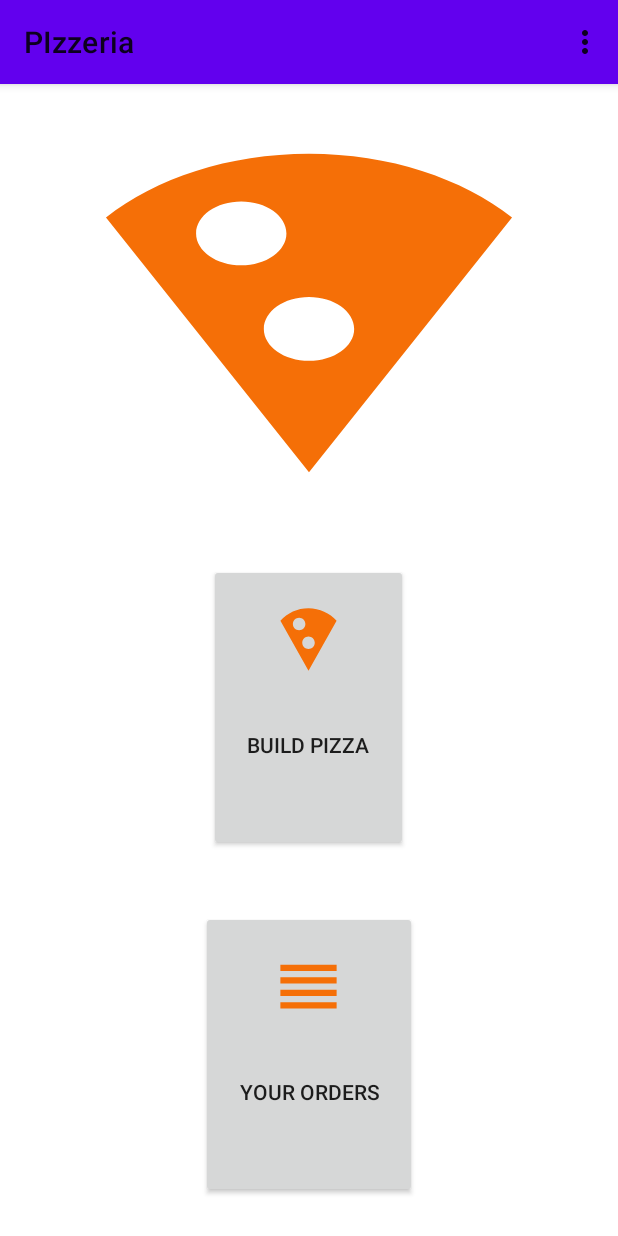
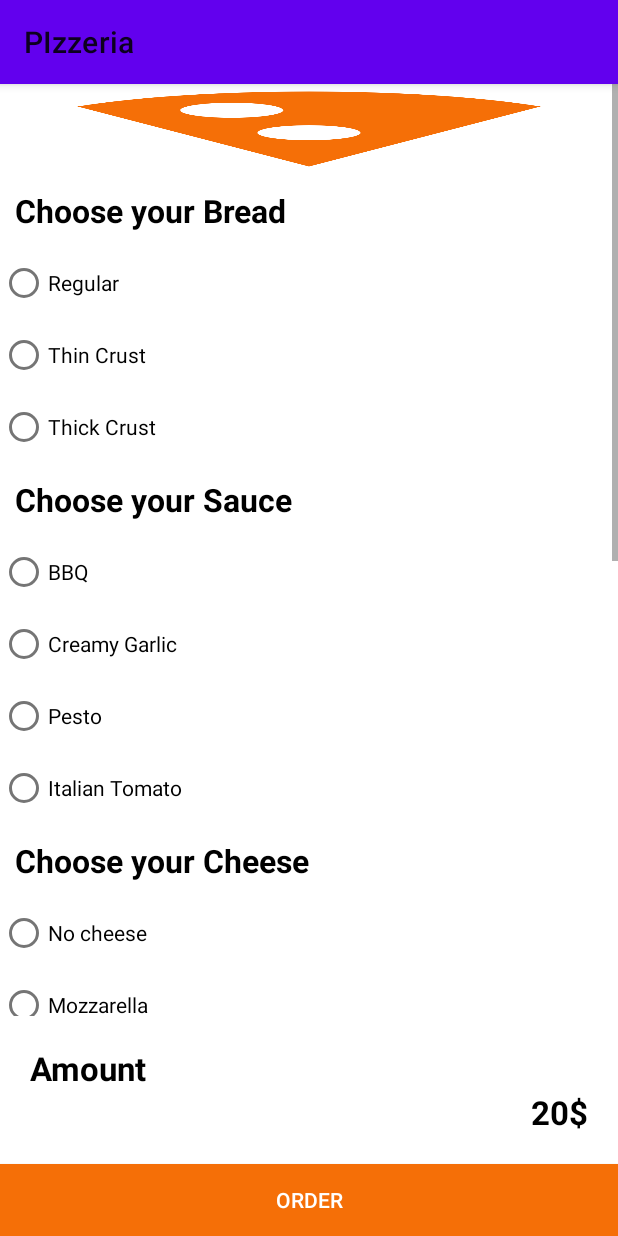
Before and after one commit to NavalSharma7/AndroidFinalProject, an Android app: the screen it shows after launch (MainActivity before the commit, BuildPizzaActivity after it), after a tap on "BUILD PIZZA", on a phone screen of 412 x 824 dp. Run offline under Robolectric (Android 15) with nearby library versions, the phone set to English and light mode, and no system bars.

Commit message:
Build pizza screen created, color and drawables added
Build pizza screen created with option to choose cheese bread sauce and toppings,toolbar removed, color and drawables added

```diff
--- a/app/src/main/java/com/example/pizzeria/MainActivity.java
+++ b/app/src/main/java/com/example/pizzeria/MainActivity.java
@@ -3,6 +3,7 @@ package com.example.pizzeria;
 import android.content.Intent;
 import android.os.Bundle;
 
+import com.example.pizzeria.datamodel.BuildPizzaActivity;
 import com.google.android.material.floatingactionbutton.FloatingActionButton;
 import com.google.android.material.snackbar.Snackbar;
 
@@ -57,7 +58,9 @@ public class MainActivity extends AppCompatActivity {
         pizzaBtn.setOnClickListener(new View.OnClickListener() {
             @Override
             public void onClick(View v) {
-
+                // call the order detail activity
+                Intent intent = new Intent(MainActivity.this, BuildPizzaActivity.class);
+                startActivity(intent);
             }
         });
 
@@ -65,6 +68,7 @@ public class MainActivity extends AppCompatActivity {
         ordersBtn.setOnClickListener(new View.OnClickListener() {
             @Override
             public void onClick(View v) {
+                // call the order list activity
                 Intent intent = new Intent(MainActivity.this, OrderListActivity.class);
                 startActivity(intent);
             }
--- a/app/src/main/java/com/example/pizzeria/OrderListActivity.java
+++ b/app/src/main/java/com/example/pizzeria/OrderListActivity.java
@@ -48,5 +48,6 @@ public class OrderListActivity extends AppCompatActivity implements OrderListAda
     public void onClickItem(OrderInfo info) {
         // sends the user to Order detail activity
 
+
     }
 }
--- /dev/null
+++ b/app/src/main/java/com/example/pizzeria/datamodel/BuildPizzaActivity.java
@@ -0,0 +1,36 @@
+
+package com.example.pizzeria.datamodel;
+
+import androidx.appcompat.app.AppCompatActivity;
+
+import android.content.Intent;
+import android.os.Bundle;
+import android.view.View;
+
+import com.example.pizzeria.OrderListActivity;
+import com.example.pizzeria.R;
+
+public class BuildPizzaActivity extends AppCompatActivity {
+
+    @Override
+    protected void onCreate(Bundle savedInstanceState) {
+        super.onCreate(savedInstanceState);
+        setContentView(R.layout.activity_build_pizza);
+        init();
+        initListeners();
+    }
+    private void init(){
+
+    }
+
+    private void initListeners(){
+        findViewById(R.id.btn_order).setOnClickListener(new View.OnClickListener() {
+            @Override
+            public void onClick(View v) {
+                Intent intent = new Intent(BuildPizzaActivity.this, OrderListActivity.class);
+                startActivity(intent);
+            }
+        });
+    }
+
+}
--- a/app/src/main/res/drawable/ic_baseline_local_pizza_24.xml
+++ b/app/src/main/res/drawable/ic_baseline_local_pizza_24.xml
@@ -1,5 +1,5 @@
-<vector android:height="50dp" android:tint="#F56F07"
+<vector android:height="60dp" android:tint="#F56F07"
     android:viewportHeight="24" android:viewportWidth="24"
-    android:width="50dp" xmlns:android="http://schemas.android.com/apk/res/android">
+    android:width="60dp" xmlns:android="http://schemas.android.com/apk/res/android">
     <path android:fillColor="@android:color/white" android:pathData="M12,2C8.43,2 5.23,3.54 3.01,6L12,22l8.99,-16C18.78,3.55 15.57,2 12,2zM7,7c0,-1.1 0.9,-2 2,-2s2,0.9 2,2 -0.9,2 -2,2 -2,-0.9 -2,-2zM12,15c-1.1,0 -2,-0.9 -2,-2s0.9,-2 2,-2 2,0.9 2,2 -0.9,2 -2,2z"/>
 </vector>
--- /dev/null
+++ b/app/src/main/res/layout/activity_build_pizza.xml
@@ -0,0 +1,275 @@
+<?xml version="1.0" encoding="utf-8"?>
+<RelativeLayout xmlns:android="http://schemas.android.com/apk/res/android"
+    xmlns:app="http://schemas.android.com/apk/res-auto"
+    xmlns:tools="http://schemas.android.com/tools"
+    android:layout_width="match_parent"
+    android:background="@color/white"
+    android:layout_height="match_parent"
+    tools:context=".OrderDetailsActivity">
+
+    <ScrollView
+        android:layout_width="match_parent"
+        android:id="@+id/sv_choose"
+        android:layout_above="@id/ll_amount"
+        android:layout_alignParentTop="true"
+        android:layout_height="wrap_content">
+
+        <LinearLayout
+            android:layout_width="match_parent"
+            android:layout_height="wrap_content"
+            android:orientation="vertical">
+
+            <ImageView
+                android:layout_width="match_parent"
+                android:layout_height="match_parent"
+                android:background="@drawable/ic_baseline_local_pizza_24" />
+
+            <TextView
+                android:id="@+id/tv_bread_heading"
+                android:layout_width="match_parent"
+                android:layout_height="wrap_content"
+                android:layout_gravity="left"
+                android:layout_margin="10dp"
+                android:gravity="left"
+                android:text="Choose your Bread"
+                android:textColor="@color/black"
+                android:textSize="21sp"
+                android:textStyle="bold" />
+
+            <RadioGroup
+                android:id="@+id/rg_bread"
+                android:layout_width="match_parent"
+                android:layout_height="wrap_content">
+
+                <RadioButton
+                    android:id="@+id/rb_Regular"
+                    android:layout_width="match_parent"
+                    android:layout_height="wrap_content"
+                    android:text="Regular"
+                    android:textColor="@color/black"/>
+
+                <RadioButton
+                    android:id="@+id/rb_thin_crust"
+                    android:layout_width="match_parent"
+                    android:layout_height="wrap_content"
+                    android:text="Thin Crust"
+                    android:textColor="@color/black"/>
+
+                <RadioButton
+                    android:id="@+id/rb_thick_crust"
+                    android:layout_width="match_parent"
+                    android:textColor="@color/black"
+                    android:layout_height="wrap_content"
+                    android:text="Thick Crust" />
+
+            </RadioGroup>
+
+            <TextView
+                android:id="@+id/tv_sauce_heading"
+                android:layout_width="match_parent"
+                android:layout_height="wrap_content"
+                android:layout_gravity="left"
+                android:layout_margin="10dp"
+                android:gravity="left"
+                android:textColor="@color/black"
+                android:text="Choose your Sauce"
+                android:textSize="21sp"
+                android:textStyle="bold" />
+
+            <RadioGroup
+                android:id="@+id/rg_sauce"
+                android:layout_width="match_parent"
+                android:layout_height="wrap_content">
+
+                <RadioButton
+                    android:id="@+id/rb_bbq"
+                    android:layout_width="match_parent"
+                    android:textColor="@color/black"
+                    android:layout_height="wrap_content"
+                    android:text="BBQ" />
+
+                <RadioButton
+                    android:id="@+id/rb_creamy_garlic"
+                    android:layout_width="match_parent"
+                    android:textColor="@color/black"
+                    android:layout_height="wrap_content"
+                    android:text="Creamy Garlic" />
+
+                <RadioButton
+                    android:id="@+id/rb_pesto"
+                    android:layout_width="match_parent"
+                    android:textColor="@color/black"
+                    android:layout_height="wrap_content"
+                    android:text="Pesto" />
+
+                <RadioButton
+                    android:id="@+id/rb_italian_tomato"
+                    android:layout_width="match_parent"
+                    android:textColor="@color/black"
+                    android:layout_height="wrap_content"
+                    android:text="Italian Tomato" />
+            </RadioGroup>
+
+            <TextView
+                android:id="@+id/tv_cheese_heading"
+                android:layout_width="match_parent"
+                android:layout_height="wrap_content"
+                android:layout_gravity="left"
+                android:layout_margin="10dp"
+                android:textColor="@color/black"
+                android:gravity="left"
+                android:text="Choose your Cheese"
+                android:textSize="21sp"
+                android:textStyle="bold" />
+
+            <RadioGroup
+                android:id="@+id/rg_cheese"
+                android:layout_width="match_parent"
+                android:layout_height="wrap_content">
+
+                <RadioButton
+                    android:id="@+id/rb_no_cheese"
+                    android:textColor="@color/black"
+                    android:layout_width="match_parent"
+                    android:layout_height="wrap_content"
+                    android:text="No cheese" />
+
+                <RadioButton
+                    android:id="@+id/rb_mozzarella"
+                    android:layout_width="match_parent"
+                    android:layout_height="wrap_content"
+                    android:textColor="@color/black"
+                    android:text="Mozzarella" />
+
+                <RadioButton
+                    android:id="@+id/rb_Parmesan"
+                    android:layout_width="match_parent"
+                    android:layout_height="wrap_content"
+                    android:textColor="@color/black"
+                    android:text="Parmesan" />
+
+                <RadioButton
+                    android:id="@+id/rb_cheddar"
+                    android:layout_width="match_parent"
+                    android:layout_height="wrap_content"
+                    android:textColor="@color/black"
+                    android:text="Cheddar" />
+            </RadioGroup>
+
+            <TextView
+                android:id="@+id/tv_topping_heading"
+                android:layout_width="match_parent"
+                android:layout_height="wrap_content"
+                android:layout_gravity="left"
+                android:layout_margin="10dp"
+                android:textColor="@color/black"
+                android:gravity="left"
+                android:text="Choose your Toppings"
+                android:textSize="21sp"
+                android:textStyle="bold" />
+
+            <RadioGroup
+                android:id="@+id/rg_toppings"
+                android:layout_width="match_parent"
+                android:layout_height="wrap_content">
+
+                <RadioButton
+                    android:id="@+id/rb_chicken"
+                    android:textColor="@color/black"
+                    android:layout_width="match_parent"
+                    android:layout_height="wrap_content"
+                    android:text="Chicken" />
+
+                <RadioButton
+                    android:id="@+id/rb_beef"
+                    android:layout_width="match_parent"
+                    android:layout_height="wrap_content"
+                    android:textColor="@color/black"
+                    android:text="Beef" />
+
+                <RadioButton
+                    android:id="@+id/rb_pepperoni"
+                    android:layout_width="match_parent"
+                    android:layout_height="wrap_content"
+                    android:textColor="@color/black"
+                    android:text="Pepperonni" />
+
+                <RadioButton
+                    android:id="@+id/rb_onion"
+                    android:layout_width="match_parent"
+                    android:layout_height="wrap_content"
+                    android:textColor="@color/black"
+                    android:text="Onion" />
+                <RadioButton
+                    android:id="@+id/rb_mushroom"
+                    android:layout_width="match_parent"
+                    android:layout_height="wrap_content"
+                    android:textColor="@color/black"
+                    android:text="Mushroom" />
+                <RadioButton
+                    android:id="@+id/rb_jellapeno"
+                    android:layout_width="match_parent"
+                    android:layout_height="wrap_content"
+                    android:textColor="@color/black"
+                    android:text="Jellapeno" />
+                <RadioButton
+                    android:id="@+id/rb_capsicum"
+                    android:layout_width="match_parent"
+                    android:layout_height="wrap_content"
+                    android:textColor="@color/black"
+                    android:text="Capsicum" />
+                <RadioButton
+                    android:id="@+id/rb_tomato"
+                    android:layout_width="match_parent"
+                    android:layout_height="wrap_content"
+                    android:textColor="@color/black"
+                    android:text="Tomato" />
+                <RadioButton
+                    android:id="@+id/rb_extra_cheese"
+                    android:layout_width="match_parent"
+                    android:layout_height="wrap_content"
+                    android:textColor="@color/black"
+                    android:text="Extra Cheese" />
+            </RadioGroup>
+        </LinearLayout>
+    </ScrollView>
+    <LinearLayout
+        android:layout_width="match_parent"
+        android:layout_height="wrap_content"
+        android:padding="10dp"
+        android:layout_margin="10dp"
+        android:layout_above="@+id/btn_order"
+        android:orientation="vertical"
+        android:id="@+id/ll_amount"
+        >
+        <TextView
+            android:layout_width="wrap_content"
+            android:layout_gravity="start|center"
+            android:gravity="start|center"
+            android:layout_height="wrap_content"
+            android:textColor="@color/black"
+            android:textStyle="bold"
+            android:textAppearance="@style/TextAppearance.AppCompat.Large"
+            android:text="Amount"/>
+        <TextView
+            android:layout_width="wrap_content"
+            android:layout_height="wrap_content"
+            android:id="@+id/tv_amount"
+            android:textColor="@color/black"
+            android:textStyle="bold"
+            android:textAppearance="@style/TextAppearance.AppCompat.Large"
+            android:layout_gravity="end|center"
+            android:gravity="end|center"
+            android:text="20$"/>
+    </LinearLayout>
+    <androidx.appcompat.widget.AppCompatButton
+        android:layout_width="match_parent"
+        android:layout_height="wrap_content"
+        android:id="@+id/btn_order"
+        android:text="ORDER"
+        android:layout_alignParentBottom="true"
+        android:textColor="@color/white"
+        android:background="@color/primary_color"
+        />
+
+</RelativeLayout>
--- a/app/src/main/res/layout/activity_order_details.xml
+++ b/app/src/main/res/layout/activity_order_details.xml
@@ -1,9 +1,54 @@
 <?xml version="1.0" encoding="utf-8"?>
-<androidx.constraintlayout.widget.ConstraintLayout xmlns:android="http://schemas.android.com/apk/res/android"
+<ScrollView xmlns:android="http://schemas.android.com/apk/res/android"
     xmlns:app="http://schemas.android.com/apk/res-auto"
     xmlns:tools="http://schemas.android.com/tools"
     android:layout_width="match_parent"
     android:layout_height="match_parent"
     tools:context=".OrderDetailsActivity">
-
-</androidx.constraintlayout.widget.ConstraintLayout>
+    <LinearLayout
+        android:layout_width="match_parent"
+        android:layout_height="match_parent"
+        android:orientation="vertical">
+    <ImageView
+        android:layout_width="match_parent"
+        android:layout_height="wrap_content"
+        android:background="@drawable/ic_baseline_local_pizza_24"/>
+    <TextView
+        android:layout_width="match_parent"
+        android:layout_height="wrap_content"
+        android:id="@+id/tv_cheese_heading"
+        android:text="Choose your Cheese"
+        android:gravity="left"
+        android:layout_gravity="left"
+        android:layout_margin="10dp"
+        android:textSize="21sp"
+        android:textStyle="bold"
+        />
+    <RadioGroup
+        android:layout_width="match_parent"
+        android:id="@+id/rg_cheese"
+        android:layout_height="wrap_content">
+        <RadioButton
+            android:layout_width="match_parent"
+            android:id="@+id/rb_no_cheese"
+            android:text="No cheese"
+            android:layout_height="wrap_content"
+            />
+        <RadioButton
+            android:layout_width="match_parent"
+            android:id="@+id/rb_mozzarella"
+            android:text="Mozzarella"
+            android:layout_height="wrap_content"/>
+        <RadioButton
+            android:layout_width="match_parent"
+            android:id="@+id/rb_Parmesan"
+            android:text="Parmesan"
+            android:layout_height="wrap_content"/>
+        <RadioButton
+            android:layout_width="match_parent"
+            android:id="@+id/rb_cheddar"
+            android:text="Cheddar"
+            android:layout_height="wrap_content"/>
+    </RadioGroup>
+    </LinearLayout>
+</ScrollView>
--- a/app/src/main/res/layout/activity_order_list.xml
+++ b/app/src/main/res/layout/activity_order_list.xml
@@ -3,19 +3,19 @@
     xmlns:app="http://schemas.android.com/apk/res-auto"
     xmlns:tools="http://schemas.android.com/tools"
     android:layout_width="match_parent"
+    android:layout_height="match_parent"
     android:backgroundTint="@color/white"
-android:layout_height="match_parent"
     tools:context=".MainActivity">
 
     <androidx.recyclerview.widget.RecyclerView
+        android:id="@+id/rv_order_list"
         android:layout_width="0dp"
-    android:id="@+id/rv_order_list"
         android:layout_height="0dp"
         app:layoutManager="androidx.recyclerview.widget.LinearLayoutManager"
-    tools:listitem="@layout/view_item_order_list"
+        app:layout_constraintBottom_toBottomOf="parent"
+        app:layout_constraintEnd_toEndOf="parent"
         app:layout_constraintStart_toStartOf="parent"
-    app:layout_constraintEnd_toEndOf="parent"
-    app:layout_constraintBottom_toBottomOf="parent"
-    app:layout_constraintTop_toTopOf="parent" />
+        app:layout_constraintTop_toTopOf="parent"
+        tools:listitem="@layout/view_item_order_list" />
 
 </androidx.constraintlayout.widget.ConstraintLayout>
--- a/app/src/main/res/layout/content_main.xml
+++ b/app/src/main/res/layout/content_main.xml
@@ -1,42 +1,53 @@
 <?xml version="1.0" encoding="utf-8"?>
-<LinearLayout
-    xmlns:android="http://schemas.android.com/apk/res/android"
+<LinearLayout xmlns:android="http://schemas.android.com/apk/res/android"
     android:id="@+id/ll_home_screen"
     android:layout_width="match_parent"
     android:layout_height="match_parent"
-    android:weightSum="100"
     android:orientation="vertical"
-    android:padding="5dp">
+    android:background="@color/white"
+    android:padding="5dp"
+    android:weightSum="100">
+
     <ImageView
         android:id="@+id/logo"
         android:layout_width="match_parent"
         android:layout_height="0dp"
-        android:layout_weight="40"
         android:layout_gravity="center"
         android:layout_margin="20dp"
+        android:layout_weight="40"
         android:background="@drawable/ic_baseline_local_pizza_24"
-        android:padding="5dp"/>
+        android:padding="5dp" />
+
     <androidx.appcompat.widget.AppCompatButton
         android:id="@+id/btn_build_pizza"
+        android:layout_width="wrap_content"
+        android:layout_height="0dp"
+        android:layout_gravity="center"
+        android:layout_margin="20dp"
+        android:layout_weight="30"
+        android:backgroundTint="#07FFFFFF"
         android:drawableTop="@drawable/ic_baseline_local_pizza_24"
-        android:layout_width="wrap_content"
+        android:elevation="5dp"
+        android:gravity="center"
+        android:padding="25dp"
+        android:textColor="@color/primary_color"
         android:text="BUILD PIZZA"
-        android:layout_gravity="center"
-        android:gravity="center"
-        android:layout_margin="20dp"
-        android:layout_height="0dp"
-        android:layout_weight="30"
-        android:padding="25dp"/>
+        android:textAppearance="@style/TextAppearance.AppCompat.Large" />
+
     <androidx.appcompat.widget.AppCompatButton
         android:id="@+id/btn_your_orders"
+        android:layout_width="wrap_content"
+        android:layout_height="0dp"
         android:layout_gravity="center"
+        android:layout_margin="20dp"
+        android:layout_weight="30"
+        android:backgroundTint="#08FFFFFF"
+        android:textColor="@color/primary_color"
+        android:drawableTop="@drawable/ic_baseline_reorder_24"
+        android:elevation="5dp"
         android:gravity="center"
-        android:drawableTop="@drawable/ic_baseline_reorder_24"
-        android:layout_width="wrap_content"
-        android:layout_margin="20dp"
-        android:layout_height="0dp"
-        android:layout_weight="30"
+        android:padding="25dp"
         android:text="YOUR ORDERS"
-        android:padding="25dp"/>
+        android:textAppearance="@style/TextAppearance.AppCompat.Large"/>
 
 </LinearLayout>
--- a/app/src/main/res/layout/view_item_order_list.xml
+++ b/app/src/main/res/layout/view_item_order_list.xml
@@ -6,7 +6,9 @@
     android:id="@+id/parent_view_adapter_item"
     app:cardCornerRadius="7dp"
     app:cardElevation="7dp"
+    android:backgroundTint="@color/white"
     android:background="@color/white"
+    app:cardBackgroundColor="@color/white"
     android:layout_margin="5dp"
     android:layout_centerHorizontal="true">
 
--- a/app/src/main/res/values/colors.xml
+++ b/app/src/main/res/values/colors.xml
@@ -7,4 +7,5 @@
     <color name="teal_700">#FF018786</color>
     <color name="black">#FF000000</color>
     <color name="white">#FFFFFFFF</color>
+    <color name="primary_color">#F56F07</color>
 </resources>
```
Also changed, not shown: app/src/main/AndroidManifest.xml (+4 -6 lines), 3 other files. Lines whose indentation alone changed are shown as unchanged.
